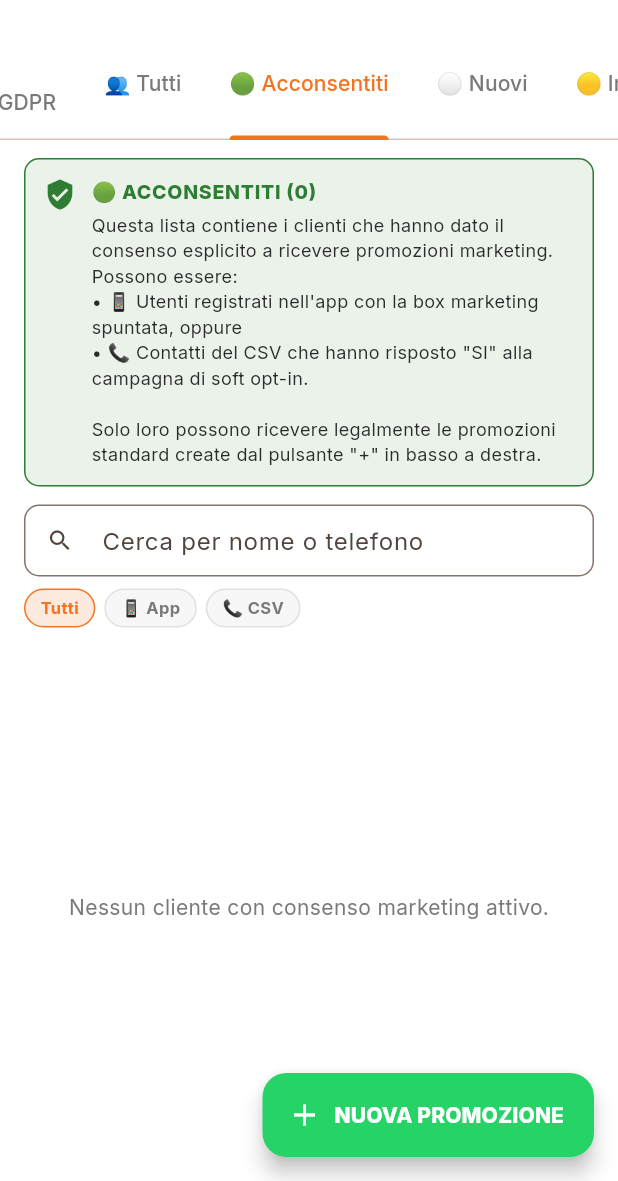
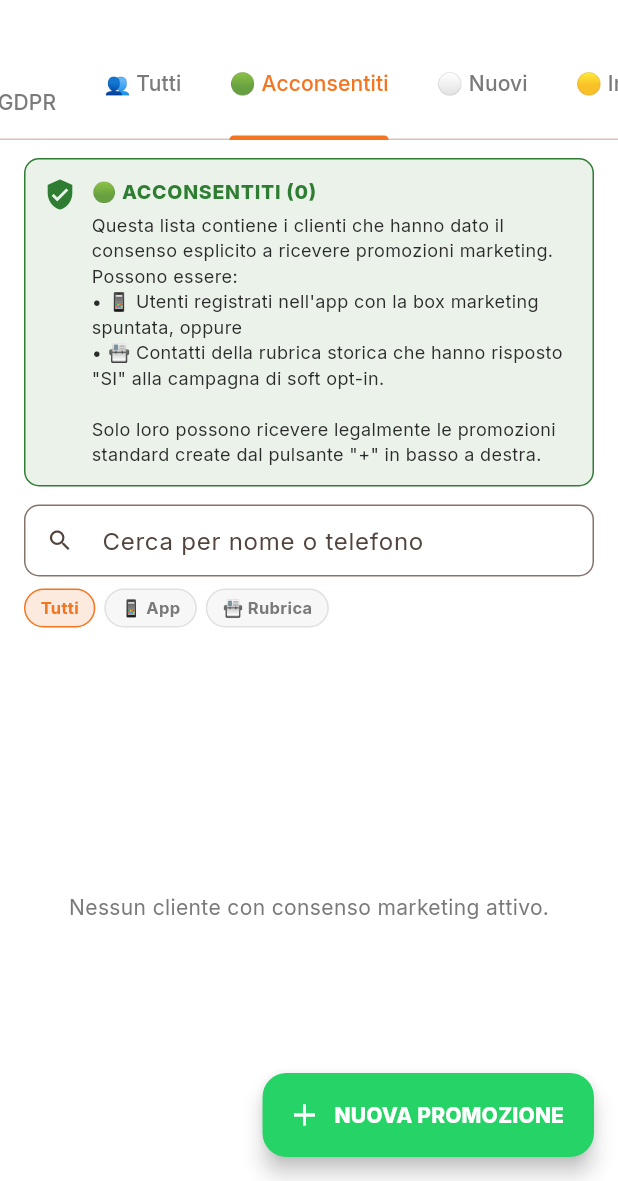
Before and after one commit to nico85-prog/silvestre-app, a Flutter app: the OperatorPromotionScreen screen opened directly, tab 3 chosen, on a phone screen of 412 x 824 dp, the part 55-1236 px from its top. Run offline on Flutter 3.47's test engine with Material 3 defaults, Android fonts, the phone set to English and light mode, and no system bars; our stand-ins replace cloud_firestore, firebase_auth, firebase_core, firebase_messaging, google_fonts, image_picker; accounts and stored records are empty; network calls fail.

Commit message:
refactor(promo): Firestore e' la fonte master, retire CSV come sorgente
Da oggi Firestore.marketing_contacts e' l'UNICA fonte di verita' per i
contatti marketing. Il CSV locale Contatti_Clienti.csv era servito
solo all'import una tantum del 2026-05-20: ora archiviato in
docs/archive/ come backup storico (gitignored, dati personali).

UI relabeling (no logica cambiata):
  - Emoji sorgente "📞 CSV" -> "📇 Rubrica"
  - Filtri chip in Tab Acconsentiti: "📞 CSV" -> "📇 Rubrica"
  - Banner Tab Nuovi: "contatti del CSV storico" -> "rubrica storica"
  - Tabella categorie Tab 1 GDPR:
    A: "Solo CSV, mai in app" -> "Solo rubrica, mai in app"
    D: "CSV + App" -> "Rubrica + App"
  - Regola d'oro: "scelta vince sullo stato CSV" -> "vince sullo stato
    ereditato dalla rubrica"

docs/archive/README_archivio.md spiega che il CSV non e' piu'
master e indica Firestore come unica source.

Variabili interne (isFromCsv, _sourceFilter='csv') restano per
compatibilita' coi vecchi documenti con source='csv_import_...'.

Co-Authored-By: Claude Opus 4.7 (1M context) <noreply@anthropic.com>

```diff
--- a/app/lib/screens/operator/promotion_tabs/tab_acconsentiti.dart
+++ b/app/lib/screens/operator/promotion_tabs/tab_acconsentiti.dart
@@ -68,7 +68,7 @@ class _PromoTabAcconsentitiState extends State<PromoTabAcconsentiti> {
                   const SizedBox(width: 6),
                   _chip('📱 App', 'app', palette),
                   const SizedBox(width: 6),
-                  _chip('📞 CSV', 'csv', palette),
+                  _chip('📇 Rubrica', 'csv', palette),
                 ],
               ),
             ),
@@ -131,8 +131,8 @@ class _PromoTabAcconsentitiState extends State<PromoTabAcconsentiti> {
                   'Possono essere:\n'
                   '• 📱 Utenti registrati nell\'app con la box marketing '
                   'spuntata, oppure\n'
-                  '• 📞 Contatti del CSV che hanno risposto "SI" alla '
-                  'campagna di soft opt-in.\n\n'
+                  '• 📇 Contatti della rubrica storica che hanno risposto '
+                  '"SI" alla campagna di soft opt-in.\n\n'
                   'Solo loro possono ricevere legalmente le promozioni '
                   'standard create dal pulsante "+" in basso a destra.',
                   style: TextStyle(
@@ -188,7 +188,7 @@ class _PromoTabAcconsentitiState extends State<PromoTabAcconsentiti> {
         children: [
           const Text('🟢', style: TextStyle(fontSize: 14)),
           const SizedBox(width: 4),
-          Text(isFromCsv ? '📞' : '📱',
+          Text(isFromCsv ? '📇' : '📱',
               style: const TextStyle(fontSize: 14)),
           const SizedBox(width: 8),
           Expanded(
--- a/app/lib/screens/operator/promotion_tabs/tab_in_attesa.dart
+++ b/app/lib/screens/operator/promotion_tabs/tab_in_attesa.dart
@@ -198,7 +198,7 @@ class _InAttesaRowState extends State<_InAttesaRow> {
         children: [
           const Text('🟡', style: TextStyle(fontSize: 14)),
           const SizedBox(width: 4),
-          Text(isFromCsv ? '📞' : '📱',
+          Text(isFromCsv ? '📇' : '📱',
               style: const TextStyle(fontSize: 14)),
           const SizedBox(width: 8),
           Expanded(
--- a/app/lib/screens/operator/promotion_tabs/tab_logica_gdpr.dart
+++ b/app/lib/screens/operator/promotion_tabs/tab_logica_gdpr.dart
@@ -200,7 +200,7 @@ class PromoTabLogicaGdpr extends StatelessWidget {
             _th('Motivo'),
           ],
         ),
-        _row('A — Solo CSV, mai entrato in app',
+        _row('A — Solo rubrica, mai entrato in app',
             '✅ SÌ',
             'Mai chiesto consenso, soft opt-in è richiesta legittima'),
         _row('B — App con marketing=true',
@@ -209,7 +209,7 @@ class PromoTabLogicaGdpr extends StatelessWidget {
         _row('C — App con marketing=false',
             '🚫 NO ASSOLUTO',
             'Ha esplicitamente rifiutato — GDPR vieta nuova richiesta'),
-        _row('D — CSV + App con marketing=false',
+        _row('D — Rubrica + App con marketing=false',
             '❌ NO',
             'Vale la scelta esplicita più recente (in app)'),
       ],
@@ -231,7 +231,7 @@ class PromoTabLogicaGdpr extends StatelessWidget {
           const SizedBox(width: 10),
           Expanded(
             child: Text(
-              'La scelta esplicita del cliente vince SEMPRE sullo stato CSV.',
+              'La scelta esplicita del cliente in app vince SEMPRE sullo stato ereditato dalla rubrica.',
               style: TextStyle(
                 fontWeight: FontWeight.w800,
                 fontStyle: FontStyle.italic,
--- a/app/lib/screens/operator/promotion_tabs/tab_nuovi.dart
+++ b/app/lib/screens/operator/promotion_tabs/tab_nuovi.dart
@@ -2,7 +2,7 @@ import 'package:flutter/material.dart';
 import '../../../state/marketing_contacts_state.dart';
 import '../../../theme/app_theme.dart';
 
-/// Tab ⚪ Nuovi — clienti del CSV mai contattati per il marketing.
+/// Tab ⚪ Nuovi — clienti della rubrica storica mai contattati per il marketing.
 /// Categoria A della tabella in Tab 1: candidati alla campagna soft opt-in.
 class PromoTabNuovi extends StatefulWidget {
   final SilvestrePalette palette;
@@ -107,8 +107,8 @@ class _PromoTabNuoviState extends State<PromoTabNuovi> {
                 ),
                 const SizedBox(height: 4),
                 Text(
-                  'Questa lista contiene i contatti del CSV storico che '
-                  'non hanno ancora ricevuto la richiesta di consenso '
+                  'Questa lista contiene i contatti della rubrica storica '
+                  'che non hanno ancora ricevuto la richiesta di consenso '
                   'marketing (il "soft opt-in") e non sono mai entrati '
                   'nell\'app.\n\n'
                   'Sono i candidati naturali della campagna di soft '
@@ -142,7 +142,7 @@ class _PromoTabNuoviState extends State<PromoTabNuovi> {
         children: [
           const Text('⚪', style: TextStyle(fontSize: 14)),
           const SizedBox(width: 4),
-          Text(isFromCsv ? '📞' : '📱',
+          Text(isFromCsv ? '📇' : '📱',
               style: const TextStyle(fontSize: 14)),
           const SizedBox(width: 8),
           Expanded(
--- a/app/lib/screens/operator/promotion_tabs/tab_rifiutati.dart
+++ b/app/lib/screens/operator/promotion_tabs/tab_rifiutati.dart
@@ -158,7 +158,7 @@ class _PromoTabRifiutatiState extends State<PromoTabRifiutati> {
         children: [
           const Text('🔴', style: TextStyle(fontSize: 14)),
           const SizedBox(width: 4),
-          Text(isFromCsv ? '📞' : '📱',
+          Text(isFromCsv ? '📇' : '📱',
               style: const TextStyle(fontSize: 14)),
           const SizedBox(width: 8),
           Expanded(
--- a/app/lib/screens/operator/promotion_tabs/tab_tutti.dart
+++ b/app/lib/screens/operator/promotion_tabs/tab_tutti.dart
@@ -296,7 +296,7 @@ class _PromoTabTuttiState extends State<PromoTabTutti> {
         children: [
           Text(emoji, style: const TextStyle(fontSize: 18)),
           const SizedBox(width: 8),
-          Text(isFromCsv ? '📞' : '📱',
+          Text(isFromCsv ? '📇' : '📱',
               style: const TextStyle(fontSize: 14)),
           const SizedBox(width: 8),
           Expanded(
```
Also changed, not shown: 2 other files.
